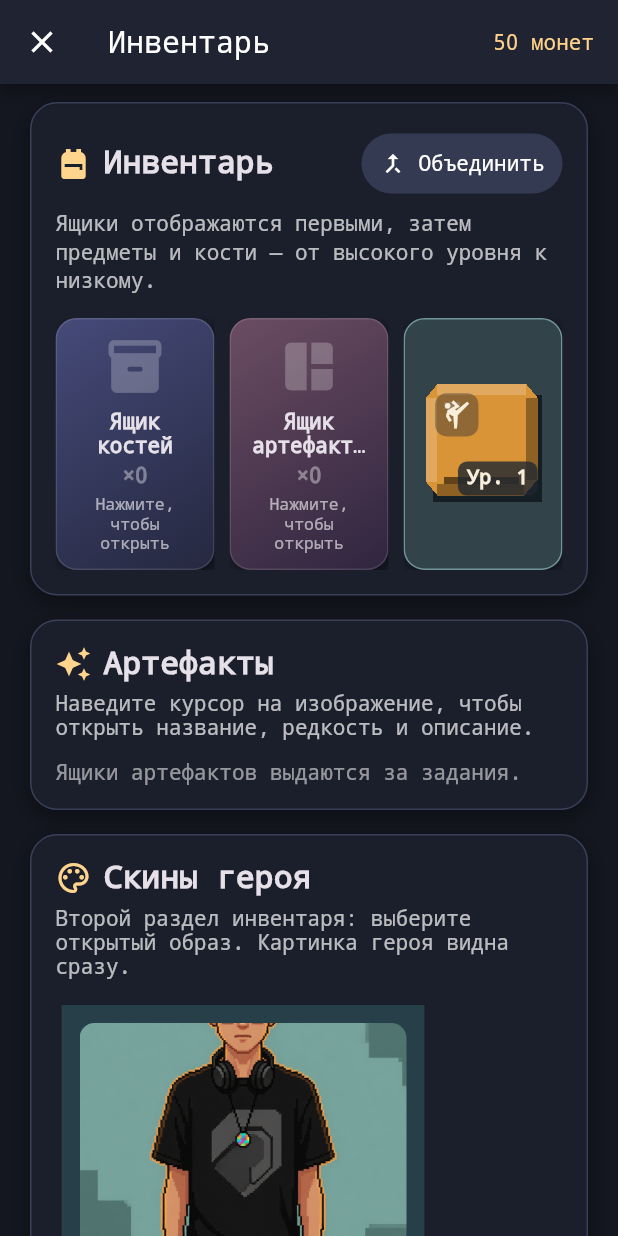
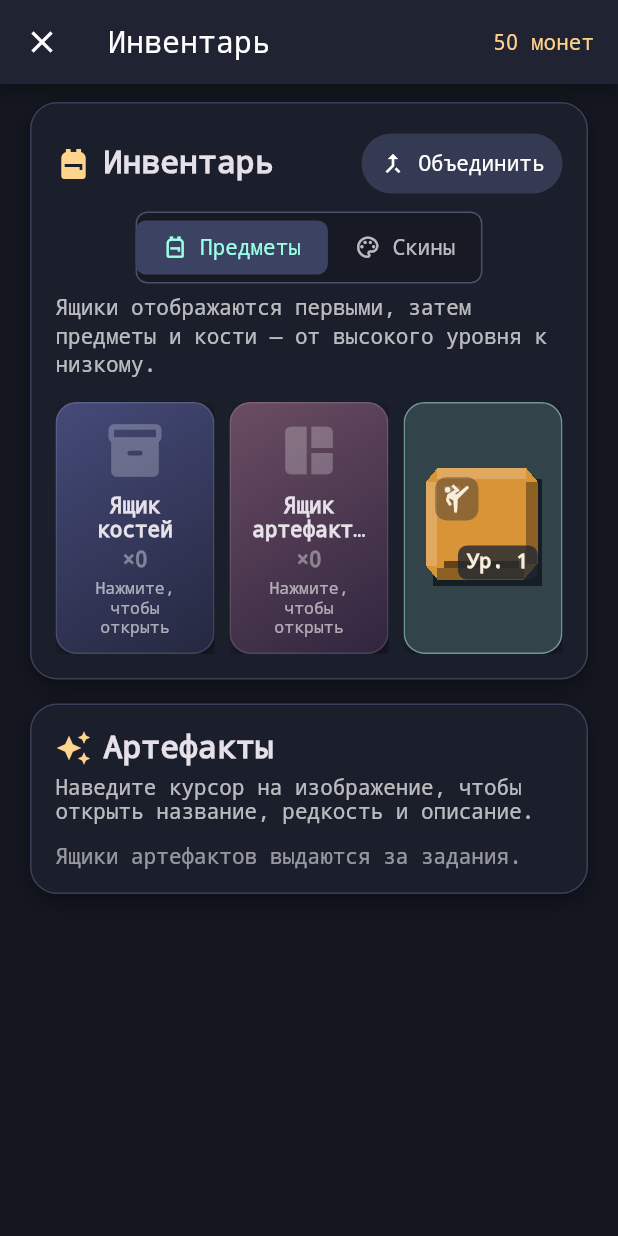
Before and after one commit to 1111-ssss/Muhtar_Minigame, a Flutter app: the UpgradeOverlay screen opened directly with empty values, on a phone screen of 412 x 824 dp. Run offline on Flutter 3.47's test engine with Material 3 defaults, Android fonts, the phone set to English and light mode, and no system bars; our stand-ins replace audioplayers; missing offline and left inert: flame, media_kit, media_kit_video.

Commit message:
feat: refine battle bar shield and inventory flow

```diff
--- a/muhtar_minigame/lib/ui/upgrade/upgrade_overlay.dart
+++ b/muhtar_minigame/lib/ui/upgrade/upgrade_overlay.dart
@@ -32,12 +32,15 @@ class UpgradeOverlay extends StatefulWidget {
 class _UpgradeOverlayState extends State<UpgradeOverlay> {
   bool _opening = false;
   bool _mergeMode = false;
+  _InventoryTab _inventoryTab = _InventoryTab.items;
   final Set<int> _selectedDice = <int>{};
 
   Future<void> _open(CaseType type) async {
     if (_opening) return;
     final state = widget.game.gameState;
-    final dice = type == CaseType.dice ? state.openDiceBox() : null;
+    final dice = type == CaseType.dice
+        ? state.beginDiceBoxOpening()
+        : null;
     final choices = type == CaseType.artifact
         ? state.openArtifactBox()
         : <Artifact>[];
@@ -58,6 +61,9 @@ class _UpgradeOverlayState extends State<UpgradeOverlay> {
           barrierDismissible: false,
           builder: (_) => DiceCaseDialog(result: dice),
         );
+        if (state.claimPendingDiceReward()) {
+          await widget.game.saveProgress();
+        }
       } else {
         if (state.pendingModifier != null) {
           await _applyPendingModifier(state, showRoll: false);
@@ -128,6 +134,16 @@ class _UpgradeOverlayState extends State<UpgradeOverlay> {
     setState(() {
       _mergeMode = !_mergeMode;
       _selectedDice.clear();
+    });
+  }
+
+  void _changeInventoryTab(_InventoryTab tab) {
+    setState(() {
+      _inventoryTab = tab;
+      if (tab == _InventoryTab.skins) {
+        _mergeMode = false;
+        _selectedDice.clear();
+      }
     });
   }
 
@@ -265,6 +281,9 @@ class _UpgradeOverlayState extends State<UpgradeOverlay> {
                         final wide = constraints.maxWidth >= 760;
                         final inventory = _InventoryPanel(
                           state: state,
+                          tab: _inventoryTab,
+                          onTabChanged: _changeInventoryTab,
+                          onSelectSkin: (skinId) => _selectSkin(state, skinId),
                           mergeMode: _mergeMode,
                           selectedDice: _selectedDice,
                           visibleDice: visibleDice,
@@ -282,6 +301,9 @@ class _UpgradeOverlayState extends State<UpgradeOverlay> {
                                 selectedDice: _selectedDice.toList(),
                               )
                             : _ArtifactPanel(state: state);
+                        if (_inventoryTab == _InventoryTab.skins) {
+                          return inventory;
+                        }
                         if (wide) {
                           return Row(
                             crossAxisAlignment: CrossAxisAlignment.start,
@@ -300,11 +322,6 @@ class _UpgradeOverlayState extends State<UpgradeOverlay> {
                           ],
                         );
                       },
-                    ),
-                    const SizedBox(height: 16),
-                    _SkinSelectionPanel(
-                      state: state,
-                      onSelect: (skinId) => _selectSkin(state, skinId),
                     ),
                   ],
                 ),
@@ -329,8 +346,8 @@ class _UpgradeOverlayState extends State<UpgradeOverlay> {
   }
 }
 
-class _SkinSelectionPanel extends StatelessWidget {
-  const _SkinSelectionPanel({required this.state, required this.onSelect});
+class _SkinSelectionContent extends StatelessWidget {
+  const _SkinSelectionContent({required this.state, required this.onSelect});
 
   final GameState state;
   final Future<void> Function(String skinId) onSelect;
@@ -340,15 +357,11 @@ class _SkinSelectionPanel extends StatelessWidget {
     final owned = state.ownedSkinIds;
     final selected = state.selectedSkinId;
 
-    return _Panel(
-      child: Column(
+    return Column(
       crossAxisAlignment: CrossAxisAlignment.start,
       children: [
-          const _PanelTitle('Скины героя', Icons.palette_outlined),
-          const SizedBox(height: 6),
         const Text(
-            'Второй раздел инвентаря: выберите открытый образ. Картинка героя '
-            'видна сразу.',
+          'Выберите открытый образ. Картинка героя видна сразу.',
           style: TextStyle(color: Colors.white70),
         ),
         const SizedBox(height: 14),
@@ -366,7 +379,6 @@ class _SkinSelectionPanel extends StatelessWidget {
           ],
         ),
       ],
-      ),
     );
   }
 }
@@ -621,9 +633,14 @@ class _ShopGrid extends StatelessWidget {
   );
 }
 
+enum _InventoryTab { items, skins }
+
 class _InventoryPanel extends StatelessWidget {
   const _InventoryPanel({
     required this.state,
+    required this.tab,
+    required this.onTabChanged,
+    required this.onSelectSkin,
     required this.mergeMode,
     required this.selectedDice,
     required this.visibleDice,
@@ -635,6 +652,9 @@ class _InventoryPanel extends StatelessWidget {
   });
 
   final GameState state;
+  final _InventoryTab tab;
+  final ValueChanged<_InventoryTab> onTabChanged;
+  final Future<void> Function(String skinId) onSelectSkin;
   final bool mergeMode;
   final Set<int> selectedDice;
   final List<int> visibleDice;
@@ -646,6 +666,18 @@ class _InventoryPanel extends StatelessWidget {
 
   @override
   Widget build(BuildContext context) {
+    if (tab == _InventoryTab.skins) {
+      return _Panel(
+        child: Column(
+          crossAxisAlignment: CrossAxisAlignment.start,
+          children: [
+            _buildHeader(),
+            const SizedBox(height: 14),
+            _SkinSelectionContent(state: state, onSelect: onSelectSkin),
+          ],
+        ),
+      );
+    }
     final itemEntries = state.items.entries.toList(growable: false);
     final itemCount = mergeMode
         ? visibleDice.length
@@ -654,42 +686,7 @@ class _InventoryPanel extends StatelessWidget {
       child: Column(
         crossAxisAlignment: CrossAxisAlignment.start,
         children: [
-          Row(
-            children: [
-              const Expanded(child: _PanelTitle('Инвентарь', Icons.backpack)),
-              if (mergeMode)
-                IconButton(
-                  tooltip: 'Выйти из режима объединения',
-                  onPressed: onExitMerge,
-                  icon: const Icon(Icons.close),
-                ),
-              FilledButton.icon(
-                onPressed: mergeMode && selectedDice.length == 2
-                    ? onMergePressed
-                    : mergeMode
-                    ? null
-                    : onMergePressed,
-                style: FilledButton.styleFrom(
-                  backgroundColor: mergeMode
-                      ? const Color(0xFF7658E8)
-                      : const Color(0xFF343A52),
-                  foregroundColor: Colors.white,
-                  side: mergeMode
-                      ? const BorderSide(color: Color(0xFFB9A9FF), width: 2)
-                      : null,
-                  padding: const EdgeInsets.symmetric(horizontal: 12),
-                ),
-                icon: Icon(mergeMode ? Icons.auto_awesome : Icons.merge_type),
-                label: Text(
-                  mergeMode
-                      ? selectedDice.length == 2
-                            ? 'Объединить · 2'
-                            : 'Объединение · ${selectedDice.length}/2'
-                      : 'Объединить',
-                ),
-              ),
-            ],
-          ),
+          _buildHeader(),
           const SizedBox(height: 6),
           Text(
             mergeMode
@@ -721,9 +718,10 @@ class _InventoryPanel extends StatelessWidget {
                     type: CaseType.values[item],
                     count: state.boxCount(CaseType.values[item]),
                     pending:
-                        CaseType.values[item] == CaseType.artifact &&
-                        (state.pendingArtifactChoices.isNotEmpty ||
-                            state.hasPendingModifierChoice),
+                        CaseType.values[item] == CaseType.dice
+                            ? state.pendingDiceReward != null
+                            : state.pendingArtifactChoices.isNotEmpty ||
+                                state.hasPendingModifierChoice,
                     disabled: opening,
                     onOpen: () => onOpenCase(CaseType.values[item]),
                   );
@@ -753,6 +751,104 @@ class _InventoryPanel extends StatelessWidget {
       ),
     );
   }
+
+  Widget _buildHeader() => Column(
+    children: [
+      Row(
+        children: [
+          const Expanded(child: _PanelTitle('Инвентарь', Icons.backpack)),
+          if (tab == _InventoryTab.items && mergeMode)
+            IconButton(
+              tooltip: 'Выйти из режима объединения',
+              onPressed: onExitMerge,
+              icon: const Icon(Icons.close),
+            ),
+          if (tab == _InventoryTab.items)
+            FilledButton.icon(
+              onPressed: mergeMode && selectedDice.length == 2
+                  ? onMergePressed
+                  : mergeMode
+                  ? null
+                  : onMergePressed,
+              style: FilledButton.styleFrom(
+                backgroundColor: mergeMode
+                    ? const Color(0xFF7658E8)
+                    : const Color(0xFF343A52),
+                foregroundColor: Colors.white,
+                side: mergeMode
+                    ? const BorderSide(color: Color(0xFFB9A9FF), width: 2)
+                    : null,
+                padding: const EdgeInsets.symmetric(horizontal: 12),
+              ),
+              icon: Icon(mergeMode ? Icons.auto_awesome : Icons.merge_type),
+              label: Text(
+                mergeMode
+                    ? selectedDice.length == 2
+                          ? 'Объединить · 2'
+                          : 'Объединение · ${selectedDice.length}/2'
+                    : 'Объединить',
+              ),
+            ),
+        ],
+      ),
+      const SizedBox(height: 8),
+      Center(
+        child: DecoratedBox(
+          key: const ValueKey('inventory-tabs'),
+          decoration: BoxDecoration(
+            color: const Color(0xFF171A25),
+            borderRadius: BorderRadius.circular(8),
+            border: Border.all(color: const Color(0xFF4A506D)),
+          ),
+          child: Row(
+            mainAxisSize: MainAxisSize.min,
+            children: [
+              _InventoryTabButton(
+                label: 'Предметы',
+                icon: Icons.backpack_outlined,
+                selected: tab == _InventoryTab.items,
+                onPressed: () => onTabChanged(_InventoryTab.items),
+              ),
+              _InventoryTabButton(
+                label: 'Скины',
+                icon: Icons.palette_outlined,
+                selected: tab == _InventoryTab.skins,
+                onPressed: () => onTabChanged(_InventoryTab.skins),
+              ),
+            ],
+          ),
+        ),
+      ),
+    ],
+  );
+}
+
+class _InventoryTabButton extends StatelessWidget {
+  const _InventoryTabButton({
+    required this.label,
+    required this.icon,
+    required this.selected,
+    required this.onPressed,
+  });
+
+  final String label;
+  final IconData icon;
+  final bool selected;
+  final VoidCallback onPressed;
+
+  @override
+  Widget build(BuildContext context) => TextButton.icon(
+    onPressed: selected ? null : onPressed,
+    style: TextButton.styleFrom(
+      backgroundColor: selected ? const Color(0xFF3C4261) : Colors.transparent,
+      foregroundColor: selected ? const Color(0xFF9BFFE5) : Colors.white70,
+      disabledForegroundColor: const Color(0xFF9BFFE5),
+      shape: RoundedRectangleBorder(borderRadius: BorderRadius.circular(7)),
+      padding: const EdgeInsets.symmetric(horizontal: 18, vertical: 9),
+    ),
+    icon: Icon(icon, size: 17),
+    label: Text(label),
+  );
 }
 
 class _ShopItemPurchase extends StatelessWidget {
```
Also changed, not shown: muhtar_minigame/lib/game_logic/battle_engine.dart (+11 -2 lines), muhtar_minigame/lib/game_logic/game_state.dart (+84 -40 lines), muhtar_minigame/lib/ui/battle/battle_overlay.dart (+43 -20 lines), 3 other files. Lines whose indentation alone changed are shown as unchanged.
